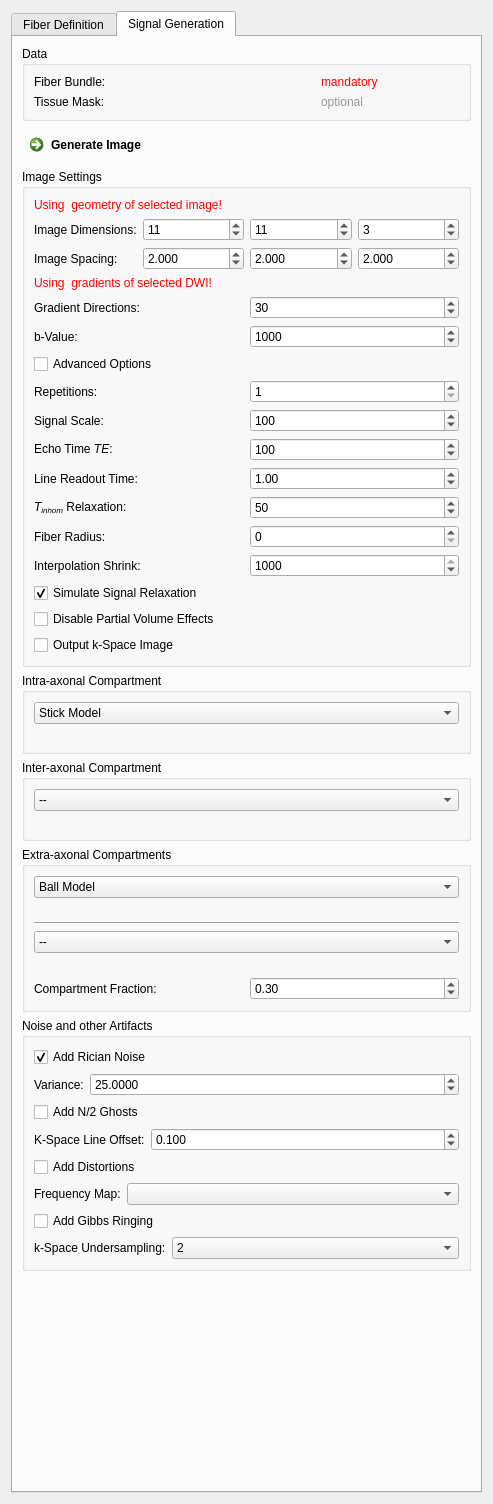
First picture: the form in Plugins/org.mitk.gui.qt.diffusionimaging/src/internal/QmitkFiberfoxViewControls.ui, repository MITK/MITK, before the edit.
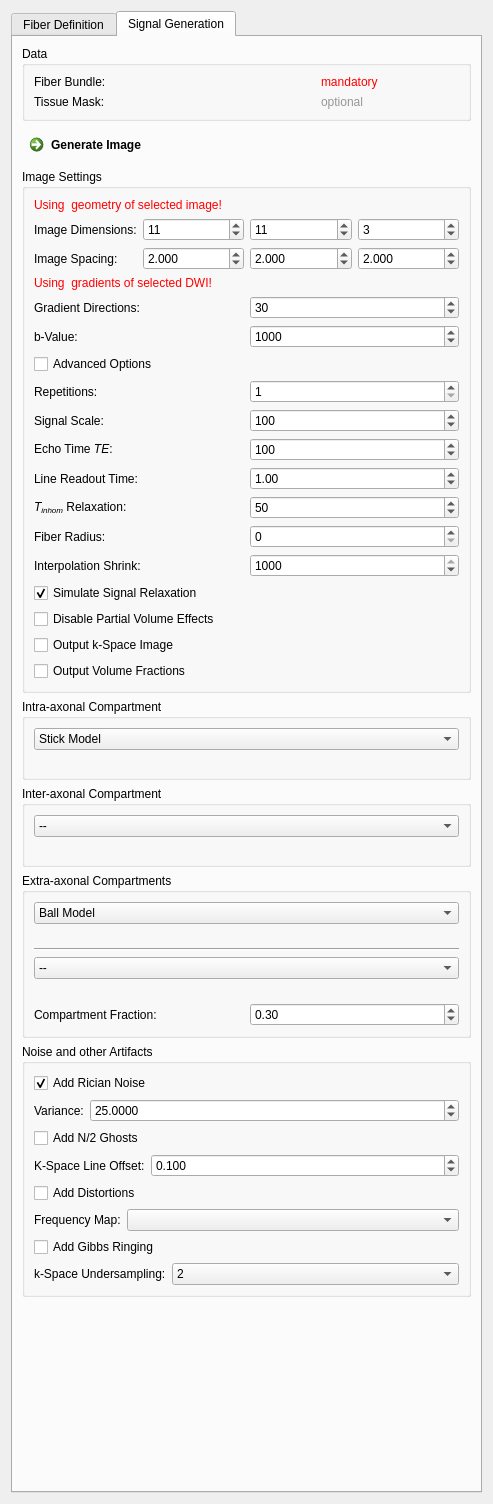
Second picture: the form after the edit. The open tabs and pages were chosen to show the change. Icons and pictures are not drawn. Custom widgets are drawn as their Qt base class.

Commit message: allowing output of volume fraction images

Patch:
```diff
--- a/Plugins/org.mitk.gui.qt.diffusionimaging/src/internal/QmitkFiberfoxViewControls.ui
+++ b/Plugins/org.mitk.gui.qt.diffusionimaging/src/internal/QmitkFiberfoxViewControls.ui
@@ -1430,6 +1430,16 @@
                </property>
               </widget>
              </item>
+             <item row="10" column="0">
+              <widget class="QCheckBox" name="m_VolumeFractionsBox">
+               <property name="text">
+                <string>Output Volume Fractions</string>
+               </property>
+               <property name="checked">
+                <bool>false</bool>
+               </property>
+              </widget>
+             </item>
             </layout>
            </widget>
           </item>
```
The commit also changes 3 other files.
